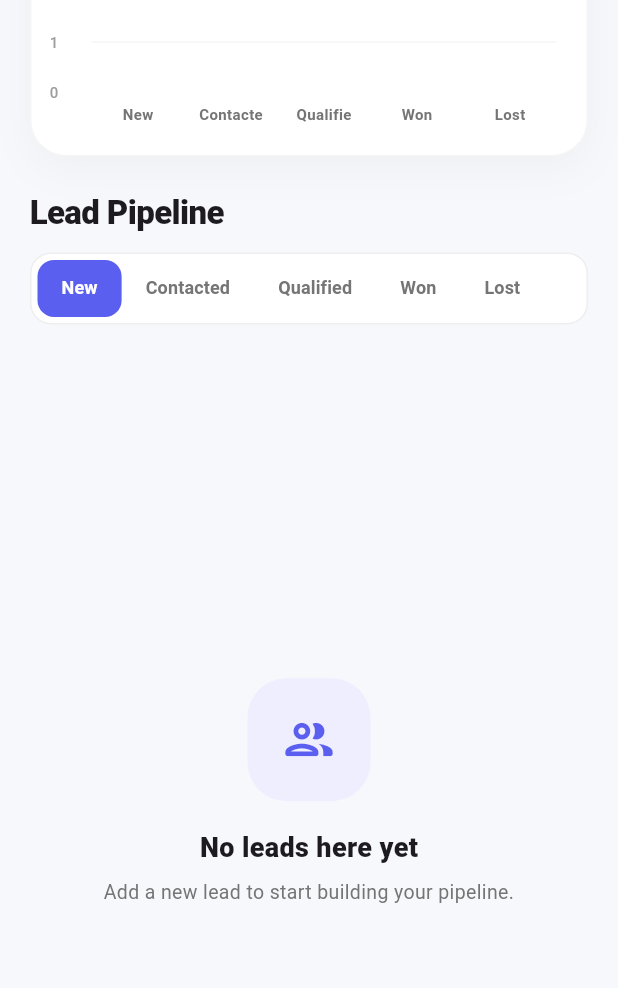
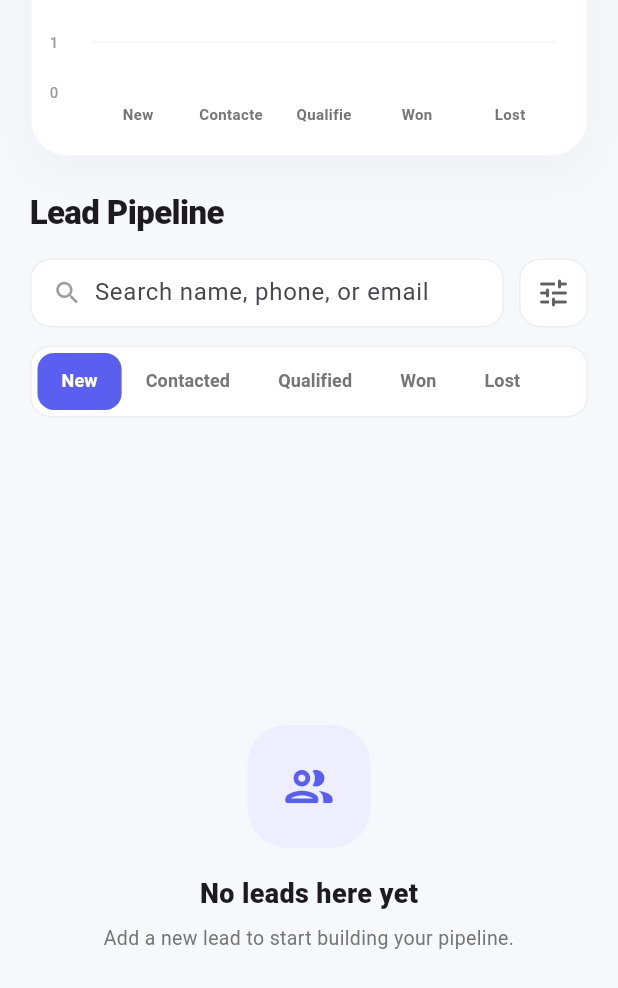
Before and after one commit to nk691929/crm_app_n8n_flutter, a Flutter app: the screen it shows once a user with an empty profile is signed in, scrolled down 576 dp, on a phone screen of 412 x 824 dp. Shown: the top 988 px of the screen. Run offline on Flutter 3.47's test engine with Material 3 defaults, Android fonts, the light colour scheme and no system bars; drawn by our look-alikes of fl_chart, flutter_animate; our stand-ins replace equatable, flutter_dotenv, flutter_riverpod, go_router, supabase_flutter; accounts and stored records are empty.

Commit message:
feat: add search and priority filter to leads dashboard

```diff
--- /dev/null
+++ b/lib/features/leads/presentation/providers/leads_filter_provider.dart
@@ -0,0 +1,49 @@
+import 'package:flutter_riverpod/flutter_riverpod.dart';
+
+import '../../domain/entities/lead.dart';
+
+class LeadsFilter {
+  final String query;
+  final LeadPriority? priority;
+
+  const LeadsFilter({this.query = '', this.priority});
+
+  LeadsFilter copyWith({String? query, LeadPriority? priority, bool clearPriority = false}) {
+    return LeadsFilter(
+      query: query ?? this.query,
+      priority: clearPriority ? null : (priority ?? this.priority),
+    );
+  }
+}
+
+class LeadsFilterNotifier extends Notifier<LeadsFilter> {
+  @override
+  LeadsFilter build() => const LeadsFilter();
+
+  void setQuery(String query) => state = state.copyWith(query: query);
+
+  void setPriority(LeadPriority? priority) {
+    state = priority == null
+        ? state.copyWith(clearPriority: true)
+        : state.copyWith(priority: priority);
+  }
+}
+
+final leadsFilterProvider = NotifierProvider<LeadsFilterNotifier, LeadsFilter>(
+  LeadsFilterNotifier.new,
+);
+
+List<Lead> applyLeadsFilter(List<Lead> leads, LeadsFilter filter) {
+  final query = filter.query.trim().toLowerCase();
+
+  return leads.where((lead) {
+    final matchesQuery = query.isEmpty ||
+        lead.name.toLowerCase().contains(query) ||
+        lead.phone.toLowerCase().contains(query) ||
+        (lead.email?.toLowerCase().contains(query) ?? false);
+
+    final matchesPriority = filter.priority == null || lead.priority == filter.priority;
+
+    return matchesQuery && matchesPriority;
+  }).toList();
+}
--- a/lib/features/leads/presentation/screens/dashboard_screen.dart
+++ b/lib/features/leads/presentation/screens/dashboard_screen.dart
@@ -1,4 +1,5 @@
 import 'package:crm_app/core/error/failures.dart';
+import 'package:crm_app/features/leads/presentation/providers/leads_filter_provider.dart';
 import 'package:fl_chart/fl_chart.dart';
 import 'package:flutter/material.dart';
 import 'package:flutter_animate/flutter_animate.dart';
@@ -10,20 +11,34 @@ import '../providers/leads_providers.dart';
 import '../widgets/lead_card.dart';
 import 'lead_detail_screen.dart';
 
-class DashboardScreen extends ConsumerWidget {
+class DashboardScreen extends ConsumerStatefulWidget {
   const DashboardScreen({super.key});
 
   static const Color primaryColor = Color(0xFF5B5FEF);
   static const Color backgroundColor = Color(0xFFF7F8FC);
 
   @override
-  Widget build(BuildContext context, WidgetRef ref) {
+  ConsumerState<DashboardScreen> createState() => _DashboardScreenState();
+}
+
+class _DashboardScreenState extends ConsumerState<DashboardScreen> {
+  final _searchController = TextEditingController();
+
+  @override
+  void dispose() {
+    _searchController.dispose();
+    super.dispose();
+  }
+
+  @override
+  Widget build(BuildContext context) {
     final leadsAsync = ref.watch(leadsStreamProvider);
+    final filter = ref.watch(leadsFilterProvider);
 
     return DefaultTabController(
       length: LeadStatus.values.length,
       child: Scaffold(
-        backgroundColor: backgroundColor,
+        backgroundColor: DashboardScreen.backgroundColor,
         body: SafeArea(
           child: leadsAsync.when(
             loading: () => const _DashboardLoading(),
@@ -35,6 +50,7 @@ class DashboardScreen extends ConsumerWidget {
             ),
             data: (leads) {
               final totalLeads = leads.length;
+              final filteredLeads = applyLeadsFilter(leads, filter);
 
               final highPriorityLeads = leads
                   .where((lead) => lead.priority == LeadPriority.high)
@@ -105,6 +121,9 @@ class DashboardScreen extends ConsumerWidget {
                                   ),
                             ),
 
+                            const SizedBox(height: 16),
+                            _buildSearchAndFilter(),
+
                             const SizedBox(height: 12),
                           ],
                         ),
@@ -115,7 +134,7 @@ class DashboardScreen extends ConsumerWidget {
                       pinned: true,
                       delegate: _TabBarDelegate(
                         child: Container(
-                          color: backgroundColor,
+                          color: DashboardScreen.backgroundColor,
                           padding: const EdgeInsets.symmetric(horizontal: 20),
                           child: _buildTabBar(context),
                         ),
@@ -125,12 +144,15 @@ class DashboardScreen extends ConsumerWidget {
                 },
                 body: TabBarView(
                   children: LeadStatus.values.map((status) {
-                    final filtered = leads
+                    final filtered = filteredLeads
                         .where((lead) => lead.status == status)
                         .toList();
 
                     if (filtered.isEmpty) {
-                      return const _EmptyLeadsState();
+                      return _EmptyLeadsState(
+                        isFiltered:
+                            filter.query.isNotEmpty || filter.priority != null,
+                      );
                     }
 
                     return ListView.builder(
@@ -191,7 +213,7 @@ class DashboardScreen extends ConsumerWidget {
             ),
             boxShadow: [
               BoxShadow(
-                color: primaryColor.withValues(alpha: 0.20),
+                color: DashboardScreen.primaryColor.withValues(alpha: 0.20),
                 blurRadius: 18,
                 offset: const Offset(0, 8),
               ),
@@ -234,6 +256,93 @@ class DashboardScreen extends ConsumerWidget {
           onPressed: () {
             ref.read(authControllerProvider.notifier).signOut();
           },
+        ),
+      ],
+    );
+  }
+
+  Widget _buildSearchAndFilter() {
+    final filter = ref.watch(leadsFilterProvider);
+
+    return Row(
+      children: [
+        Expanded(
+          child: Container(
+            height: 46,
+            padding: const EdgeInsets.symmetric(horizontal: 14),
+            decoration: BoxDecoration(
+              color: Colors.white,
+              borderRadius: BorderRadius.circular(14),
+              border: Border.all(color: Colors.grey.shade200),
+            ),
+            child: Row(
+              children: [
+                Icon(
+                  Icons.search_rounded,
+                  size: 20,
+                  color: Colors.grey.shade500,
+                ),
+                const SizedBox(width: 8),
+                Expanded(
+                  child: TextField(
+                    controller: _searchController,
+                    decoration: const InputDecoration(
+                      hintText: 'Search name, phone, or email',
+                      border: InputBorder.none,
+                      isDense: true,
+                    ),
+                    onChanged: (value) =>
+                        ref.read(leadsFilterProvider.notifier).setQuery(value),
+                  ),
+                ),
+                if (_searchController.text.isNotEmpty)
+                  GestureDetector(
+                    onTap: () {
+                      _searchController.clear();
+                      ref.read(leadsFilterProvider.notifier).setQuery('');
+                    },
+                    child: Icon(
+                      Icons.close_rounded,
+                      size: 18,
+                      color: Colors.grey.shade500,
+                    ),
+                  ),
+              ],
+            ),
+          ),
+        ),
+        const SizedBox(width: 10),
+        PopupMenuButton<LeadPriority?>(
+          initialValue: filter.priority,
+          onSelected: (value) =>
+              ref.read(leadsFilterProvider.notifier).setPriority(value),
+          itemBuilder: (context) => [
+            const PopupMenuItem(value: null, child: Text('All priorities')),
+            ...LeadPriority.values.map(
+              (p) => PopupMenuItem(value: p, child: Text(p.label)),
+            ),
+          ],
+          child: Container(
+            height: 46,
+            width: 46,
+            decoration: BoxDecoration(
+              color: filter.priority != null
+                  ? DashboardScreen.primaryColor
+                  : Colors.white,
+              borderRadius: BorderRadius.circular(14),
+              border: Border.all(
+                color: filter.priority != null
+                    ? DashboardScreen.primaryColor
+                    : Colors.grey.shade200,
+              ),
+            ),
+            child: Icon(
+              Icons.tune_rounded,
+              color: filter.priority != null
+                  ? Colors.white
+                  : Colors.grey.shade700,
+            ),
+          ),
         ),
       ],
     );
@@ -310,7 +419,11 @@ class DashboardScreen extends ConsumerWidget {
           child: const Row(
             mainAxisSize: MainAxisSize.min,
             children: [
-              Icon(Icons.insights_rounded, size: 16, color: primaryColor),
+              Icon(
+                Icons.insights_rounded,
+                size: 16,
+                color: DashboardScreen.primaryColor,
+              ),
               SizedBox(width: 5),
               Text(
                 'Live',
@@ -460,7 +573,7 @@ class DashboardScreen extends ConsumerWidget {
         dividerColor: Colors.transparent,
         indicatorSize: TabBarIndicatorSize.tab,
         indicator: BoxDecoration(
-          color: primaryColor,
+          color: DashboardScreen.primaryColor,
           borderRadius: BorderRadius.circular(11),
         ),
         labelColor: Colors.white,
@@ -604,7 +717,9 @@ class _StatCard extends StatelessWidget {
 }
 
 class _EmptyLeadsState extends StatelessWidget {
-  const _EmptyLeadsState();
+  final bool isFiltered;
+
+  const _EmptyLeadsState({this.isFiltered = false});
 
   @override
   Widget build(BuildContext context) {
@@ -628,13 +743,15 @@ class _EmptyLeadsState extends StatelessWidget {
               ),
             ),
             const SizedBox(height: 18),
-            const Text(
-              'No leads here yet',
-              style: TextStyle(fontSize: 18, fontWeight: FontWeight.w800),
+            Text(
+              isFiltered ? 'No matching leads' : 'No leads here yet',
+              style: const TextStyle(fontSize: 18, fontWeight: FontWeight.w800),
             ),
             const SizedBox(height: 7),
             Text(
-              'Add a new lead to start building your pipeline.',
+              isFiltered
+                  ? 'Try a different name, phone, or filter.'
+                  : 'Add a new lead to start building your pipeline.',
               textAlign: TextAlign.center,
               style: TextStyle(color: Colors.grey.shade600, fontSize: 13),
             ),
```
